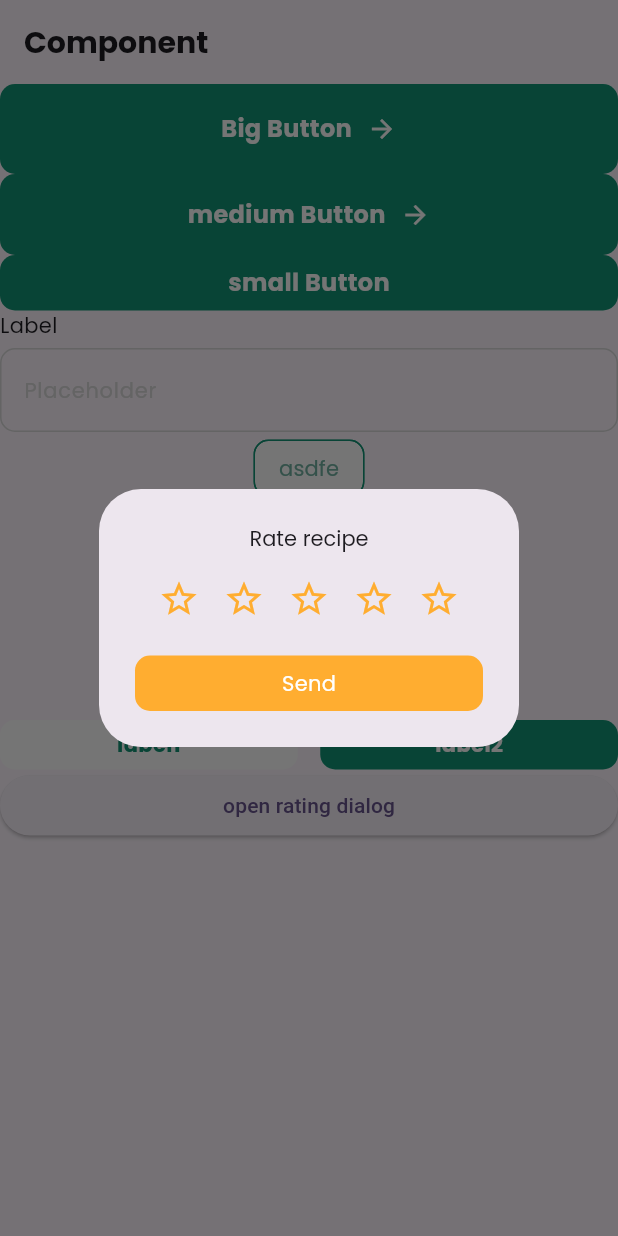
After one commit to yooyeonhee/flutter_recipe, a Flutter app: the screen it shows after launch, after a tap on "open rating dialog", on a phone screen of 412 x 824 dp. The commit adds this screen. Run offline on Flutter 3.47's test engine with Material 3 defaults, Android fonts, the phone set to English and light mode, and no system bars.

Commit message:
Feat: 별점 다이얼로그 컴포넌트 생성

```diff
--- a/lib/core/presentation/components/small_button.dart
+++ b/lib/core/presentation/components/small_button.dart
@@ -5,11 +5,15 @@
 class SmallButton extends StatefulWidget {
   final String text;
   final void Function() onPressed;
+  final Color color;
+  final TextStyle textStyle;
 
   const SmallButton(
     this.text, {
     super.key,
     required this.onPressed,
+    this.color = ColorStyles.primary100,
+    this.textStyle = TextStyles.normalTextBold,
   });
 
   @override
@@ -42,7 +46,7 @@
         height: 37,
         decoration: BoxDecoration(
           borderRadius: BorderRadius.circular(10),
-          color: isPressed ? ColorStyles.gray4 : ColorStyles.primary100,
+          color: isPressed ? ColorStyles.gray4 : widget.color,
         ),
         child: Row(
           mainAxisAlignment: MainAxisAlignment.center,
@@ -50,7 +54,7 @@
             Text(
               widget.text,
               // copyWith를 사용하게 되면 런타임에 복사가 되기때문에 성능이 저하될 수 있다. TextStyles 내부에 컬러 속성까지 부여해서 해결할 수 있다.
-              style: TextStyles.normalTextBold.copyWith(
+              style: widget.textStyle.copyWith(
                 color: ColorStyles.white,
               ),
             ),
--- /dev/null
+++ b/lib/core/presentation/dialogs/rating_dialog.dart
@@ -0,0 +1,83 @@
+import 'package:flutter/material.dart';
+import 'package:recipe_flutter/core/presentation/components/small_button.dart';
+import 'package:recipe_flutter/ui/text_styles.dart';
+import 'package:recipe_flutter/ui/color_styles.dart';
+
+class RatingDialog extends StatefulWidget {
+  final String title;
+  final int value;
+  final String actionLabel;
+  final void Function(int score) onChangeValue;
+
+  const RatingDialog(
+      {super.key,
+      required this.title,
+      required this.value,
+      required this.actionLabel,
+      required this.onChangeValue});
+
+  @override
+  State<RatingDialog> createState() => _RatingDialogState();
+}
+
+class _RatingDialogState extends State<RatingDialog> {
+  int _value = 0;
+
+  @override
+  Widget build(BuildContext context) {
+    return AlertDialog(
+      title: Center(
+        child: Text(
+          widget.title,
+          style: TextStyles.smallTextRegular,
+        ),
+      ),
+      content: _RatingBar(
+        value: _value,
+        onChangeValue: (int value) {
+          setState(() {
+            _value = value;
+          });
+        },
+      ),
+      actions: [
+        SmallButton(
+          widget.actionLabel,
+          onPressed: () {
+            widget.onChangeValue(_value);
+            Navigator.pop(context);
+          },
+          color: ColorStyles.rating,
+          textStyle: TextStyles.smallTextRegular,
+        )
+      ],
+    );
+  }
+}
+
+class _RatingBar extends StatelessWidget {
+  final int value;
+  final void Function(int value) onChangeValue;
+
+  const _RatingBar({required this.value, required this.onChangeValue});
+
+  @override
+  Widget build(BuildContext context) {
+    return Row(
+      mainAxisAlignment: MainAxisAlignment.spaceEvenly,
+      children: List.generate(
+        5,
+        (i) => GestureDetector(
+          onTapDown: (_) {
+            onChangeValue(i + 1);
+          },
+          child: Icon(
+            i + 1 <= value ? Icons.star : Icons.star_border_outlined,
+            size: 28,
+            color: ColorStyles.rating,
+          ),
+        ),
+      ),
+    );
+  }
+}
--- a/lib/main.dart
+++ b/lib/main.dart
@@ -6,6 +6,7 @@
 import 'package:recipe_flutter/core/presentation/components/rating_button.dart';
 import 'package:recipe_flutter/core/presentation/components/small_button.dart';
 import 'package:recipe_flutter/core/presentation/components/tabs.dart';
+import 'package:recipe_flutter/core/presentation/dialogs/rating_dialog.dart';
 import 'package:recipe_flutter/ui/text_styles.dart';
 
 void main() {
@@ -99,7 +100,24 @@
             onChangeTab: (int index) {
               print('tab: $index');
             },
-          )
+          ),
+          ElevatedButton(
+              onPressed: () {
+                showDialog(
+                  context: context,
+                  builder: (_) {
+                    return RatingDialog(
+                      title: 'Rate recipe',
+                      value: 0,
+                      actionLabel: 'Send',
+                      onChangeValue: (value) {
+                        print(value);
+                      },
+                    );
+                  },
+                );
+              },
+              child: const Text('open rating dialog'))
         ],
       ),
     );
```
